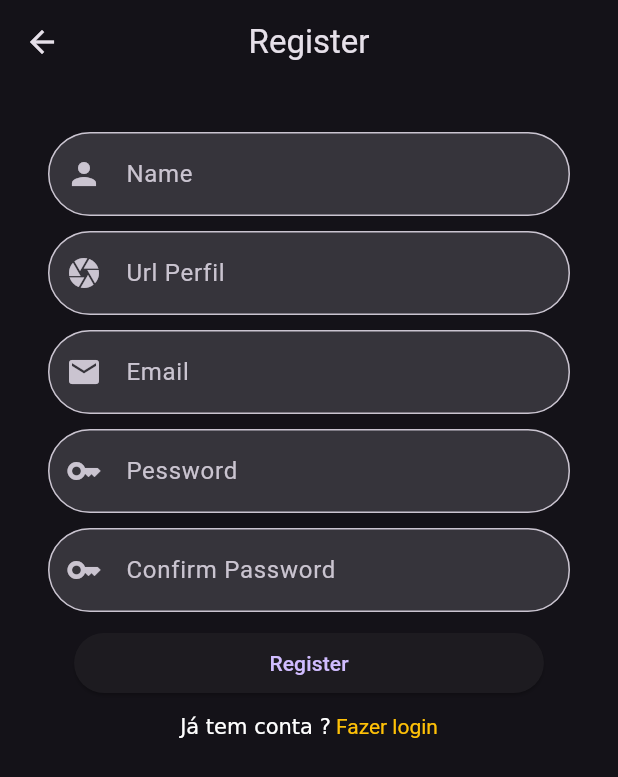
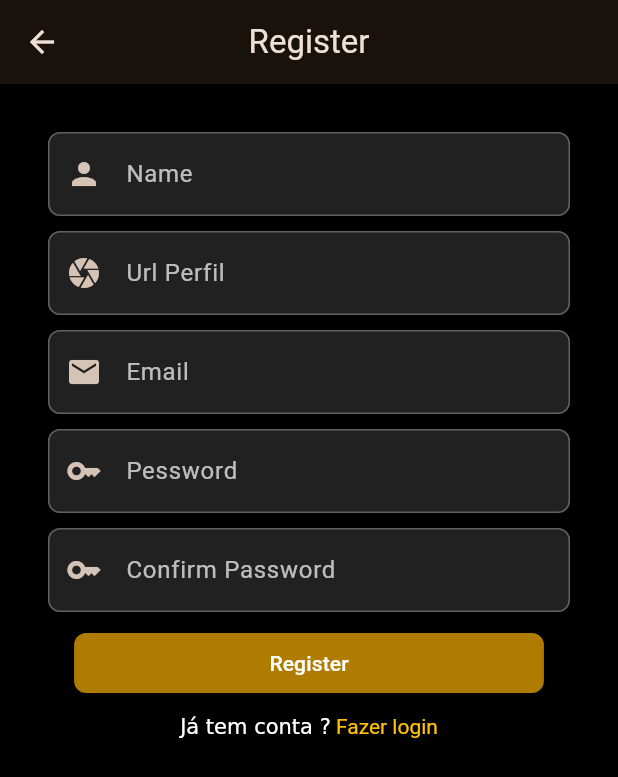
Before and after one commit to R0nald0/chat-app, a Flutter app: the screen it shows after launch, after a tap on an icon or button, on a phone screen of 412 x 824 dp. Shown: the top 777 px of the screen. Run offline on Flutter 3.47's test engine with Material 3 defaults, Android fonts, the phone set to English and light mode, and no system bars; our stand-ins replace bloc, dio, flutter_bloc, flutter_secure_storage, get_it, loading_animation_widget and 4 more; missing offline and left inert: validatorless; network calls fail.

Commit message:
criado splah screen,verificação de usuário loga,redirecionamento automátioca para home,alterado readm.me,adicionado logo do app

```diff
--- a/lib/src/app/core/constants/chat_constants.dart
+++ b/lib/src/app/core/constants/chat_constants.dart
@@ -1,6 +1,16 @@
+
+import 'dart:ui';
 
 class ChatConstants {
   static const KEY_SECURITY = 'chat32';
   static const PREF_KEY ='user_key';
    static const BASE_URL = 'http://10.0.2.2:3000';
+   static const LOGO_APP = 'assets/images/logo_chat_app.png';
 }
+
+sealed class ColorsConstantes{
+  static const brow = Color(0xFFB07B01);
+  static const grey = Color(0xFF999999);
+  static const greyLight = Color(0xFFE6E2E9);
+  static const red = Color(0xFFEB1212);
+}
--- a/lib/src/app/core/provider/service_locator.dart
+++ b/lib/src/app/core/provider/service_locator.dart
@@ -1,5 +1,3 @@
-
-
 import 'package:chat/src/app/core/services/chat_service_sockte.dart';
 import 'package:chat/src/app/data/datasource/chat_auth_rest_client.dart';
 import 'package:chat/src/app/data/datasource/chat_conversation_rest_client.dart';
@@ -25,6 +23,7 @@ import 'package:chat/src/app/domain/usecase/find_my_contacts.dart';
 import 'package:chat/src/app/domain/usecase/find_my_use_case.dart';
 import 'package:chat/src/app/domain/usecase/find_short_videos.dart';
 import 'package:chat/src/app/domain/usecase/login_use_case.dart';
+import 'package:chat/src/app/domain/usecase/lout_use_case.dart';
 import 'package:chat/src/app/domain/usecase/received_message_user_case.dart';
 import 'package:chat/src/app/domain/usecase/register_use_case.dart';
 import 'package:chat/src/app/domain/usecase/send_message_use_case.dart';
@@ -32,6 +31,7 @@ import 'package:chat/src/app/presentation/features/auth/bloc/auth_cubit.dart';
 import 'package:chat/src/app/presentation/features/contacts/bloc/contact_cubit.dart';
 import 'package:chat/src/app/presentation/features/conversation/bloc/conversation_cubit.dart';
 import 'package:chat/src/app/presentation/features/home/bloc/home_cubit.dart';
+import 'package:chat/src/app/presentation/features/splashcreen/bloc/splash_screen_bloc.dart';
 import 'package:chat/src/app/presentation/features/story/bloc/story_cubit.dart';
 import 'package:flutter_secure_storage/flutter_secure_storage.dart';
 import 'package:get_it/get_it.dart';
@@ -39,10 +39,11 @@ import 'package:get_it/get_it.dart';
 final getIt = GetIt.instance;
 
 void setup() {
-  getIt.registerLazySingleton(()=> FlutterSecureStorage());
-  getIt.registerLazySingleton(() => ChatConversationRestClient(
-    storage: getIt.get<FlutterSecureStorage>()
-  ));
+  getIt.registerLazySingleton(() => FlutterSecureStorage());
+  getIt.registerLazySingleton(
+    () =>
+        ChatConversationRestClient(storage: getIt.get<FlutterSecureStorage>()),
+  );
 
   getIt.registerLazySingleton<ConversationRepository>(
     () => ConversationRepositoryImpl(
@@ -50,10 +51,16 @@ void setup() {
     ),
   );
 
+  getIt.registerLazySingleton(
+    () => LogoutUseCase(authRepository: getIt.get<AuthRepository>()),
+  );
   //Auth
   getIt.registerLazySingleton(() => ChatAuthRestClient());
   getIt.registerLazySingleton<AuthRepository>(
-    () => AuthRepositoryImpl(chatRestClient: getIt.get<ChatAuthRestClient>(), storage:  getIt.get<FlutterSecureStorage>()),
+    () => AuthRepositoryImpl(
+      chatRestClient: getIt.get<ChatAuthRestClient>(),
+      storage: getIt.get<FlutterSecureStorage>(),
+    ),
   );
   getIt.registerLazySingleton(
     () => LoginUseCase(authRepository: getIt.get<AuthRepository>()),
@@ -64,40 +71,39 @@ void setup() {
 
   getIt.registerLazySingleton(
     () => AuthCubit(
+      logoutUseCse: getIt.get<LogoutUseCase>(),
       loginUseCase: getIt.get<LoginUseCase>(),
       registrtUseCase: getIt.get<RegisterUseCase>(),
     ),
   );
 
   //Contact
-  getIt.registerLazySingleton(() => ChatUserRestClient(storage: getIt.get<FlutterSecureStorage>()));
+  getIt.registerLazySingleton(
+    () => ChatUserRestClient(storage: getIt.get<FlutterSecureStorage>()),
+  );
 
   getIt.registerLazySingleton<UserRepository>(
     () => UserRepositoryImpl(userRestClient: getIt.get<ChatUserRestClient>()),
   );
   getIt.registerLazySingleton(
-    () => FindByEmailUseCase(
-      userRepository: getIt.get<UserRepository>(),
-    ),
+    () => FindByEmailUseCase(userRepository: getIt.get<UserRepository>()),
   );
 
   getIt.registerLazySingleton(
     () => FindMyContacts(
-      findMyUseCase: getIt.get<FindMyUseCase>() ,
+      findMyUseCase: getIt.get<FindMyUseCase>(),
       userRepository: getIt.get<UserRepository>(),
     ),
   );
   getIt.registerLazySingleton(
-    () => AddContact(
-      userRepository: getIt.get<UserRepository>(),
-    ),
+    () => AddContact(userRepository: getIt.get<UserRepository>()),
   );
 
   getIt.registerLazySingleton(
     () => ContactCubit(
       findByEmail: getIt.get<FindByEmailUseCase>(),
-     findMyContacts:   getIt.get<FindMyContacts>(),
-     addContact: getIt.get<AddContact>()
+      findMyContacts: getIt.get<FindMyContacts>(),
+      addContact: getIt.get<AddContact>(),
     ),
   );
 
@@ -110,52 +116,67 @@ void setup() {
   );
 
   getIt.registerLazySingleton(
-    () => HomeCubit(
-     conversationUseCase: getIt.get<ConversationUseCase>()
-    ),
+    () => HomeCubit(conversationUseCase: getIt.get<ConversationUseCase>()),
   );
   //COnversation
 
-  getIt.registerLazySingleton(() => ChatMessageDataSouce(
-    sercureStorage: getIt.get<FlutterSecureStorage>()
-  ));
+  getIt.registerLazySingleton(
+    () =>
+        ChatMessageDataSouce(sercureStorage: getIt.get<FlutterSecureStorage>()),
+  );
 
   getIt.registerLazySingleton(() => ChatServiceSockte());
 
-  getIt.registerLazySingleton<MessageRepository>(() => MessageRepositoryImpl(
+  getIt.registerLazySingleton<MessageRepository>(
+    () => MessageRepositoryImpl(
       chatMessageDataSouce: getIt.get<ChatMessageDataSouce>(),
-  ));
+    ),
+  );
 
+  getIt.registerLazySingleton(
+    () => FindAllMessageUseCase(
+      messageRepository: getIt.get<MessageRepository>(),
+    ),
+  );
+  getIt.registerLazySingleton<FindMyRepository>(() => FindMyRepositoryImpl());
+  getIt.registerLazySingleton(
+    () => FindMyUseCase(findMyRepositorr: getIt.get<FindMyRepository>()),
+  );
 
-
-   getIt.registerLazySingleton(() => FindAllMessageUseCase(
-    messageRepository: getIt.get<MessageRepository>()
-  ));
-   getIt.registerLazySingleton<FindMyRepository>(() => FindMyRepositoryImpl());
-   getIt.registerLazySingleton(() => FindMyUseCase(
-    findMyRepositorr: getIt.get<FindMyRepository>()
-  ));
-
-  getIt.registerLazySingleton(() => ReceivedMessageUserCase(
-    messageRepository: getIt.get<MessageRepository>()
-  ));
-   getIt.registerLazySingleton(() => SendMessageUseCase(
-    messageRepository: getIt.get<MessageRepository>()
-  ));
+  getIt.registerLazySingleton(
+    () => ReceivedMessageUserCase(
+      messageRepository: getIt.get<MessageRepository>(),
+    ),
+  );
+  getIt.registerLazySingleton(
+    () => SendMessageUseCase(messageRepository: getIt.get<MessageRepository>()),
+  );
 
   getIt.registerLazySingleton(
     () => ConversationCubit(
       findAllMessageUseCase: getIt.get<FindAllMessageUseCase>(),
       findMyUseCase: getIt.get<FindMyUseCase>(),
       receivedMessageUseCase: getIt.get<ReceivedMessageUserCase>(),
-     sendMessageUseCase: getIt.get<SendMessageUseCase>()
+      sendMessageUseCase: getIt.get<SendMessageUseCase>(),
     ),
   );
 
-
   //Story
 
-getIt.registerLazySingleton<ShortVideoRepository>(() =>VideosShortsRepository());
-getIt.registerLazySingleton(() => FindShortVideos(shortVideoRepository: getIt.get<ShortVideoRepository>()));
-getIt.registerLazySingleton(()=>StoryCubit(findShortVIdeos: getIt.get<FindShortVideos>()));
+  getIt.registerLazySingleton<ShortVideoRepository>(
+    () => VideosShortsRepository(),
+  );
+  getIt.registerLazySingleton(
+    () => FindShortVideos(
+      shortVideoRepository: getIt.get<ShortVideoRepository>(),
+    ),
+  );
+  getIt.registerLazySingleton(
+    () => StoryCubit(findShortVIdeos: getIt.get<FindShortVideos>()),
+  );
+
+  //SplashScreen
+  getIt.registerLazySingleton(
+    () => SplashScreenBloc(findMyUseCase: getIt.get<FindMyUseCase>()),
+  );
 }
--- /dev/null
+++ b/lib/src/app/core/ui/theme/chat_app_them.dart
@@ -0,0 +1,67 @@
+import 'package:chat/src/app/core/constants/chat_constants.dart';
+import 'package:flutter/material.dart';
+
+sealed class ChatAppTheme {
+  static const _defaultInputBorder = OutlineInputBorder(
+    borderRadius: BorderRadius.all(Radius.circular(8)),
+  );
+
+  /// Tema claro
+  static final light = ThemeData(
+    useMaterial3: true,
+    brightness: Brightness.light,
+    scaffoldBackgroundColor: Colors.white,
+    colorScheme: ColorScheme.fromSeed(seedColor: Colors.orange),
+    inputDecorationTheme: InputDecorationTheme(
+      filled: true,
+      fillColor: Colors.white,
+      labelStyle: const TextStyle(color: Colors.grey),
+      border: _defaultInputBorder,
+      enabledBorder: _defaultInputBorder,
+      focusedBorder: _defaultInputBorder,
+      errorBorder: _defaultInputBorder.copyWith(
+        borderSide: const BorderSide(color: Colors.red),
+      ),
+    ),
+  );
+
+  /// Tema escuro
+  static final dark = ThemeData(
+    useMaterial3: true,
+    brightness: Brightness.dark,
+    scaffoldBackgroundColor: Colors.black,
+    colorScheme: ColorScheme.fromSeed(
+      seedColor: Colors.orange,
+      brightness: Brightness.dark,
+    ),
+    inputDecorationTheme: InputDecorationTheme(
+      filled: true,
+      fillColor: Colors.grey[900],
+      labelStyle: const TextStyle(color: Colors.white70),
+      border: _defaultInputBorder,
+      errorMaxLines: 1,
+      errorStyle: TextStyle(
+        color: Colors.red
+      ),
+      enabledBorder: _defaultInputBorder.copyWith(
+        borderSide: BorderSide(color: Colors.grey[700]!),
+      ),
+      focusedBorder: _defaultInputBorder.copyWith(
+        borderSide: const BorderSide(color: Colors.orange),
+      ),
+      errorBorder: _defaultInputBorder.copyWith(
+        borderSide: const BorderSide(color: Colors.redAccent),
+      ),
+    ),
+
+     elevatedButtonTheme: ElevatedButtonThemeData(
+      style: ElevatedButton.styleFrom(
+        foregroundColor: Colors.white,
+        shape: RoundedRectangleBorder(
+          borderRadius: BorderRadius.circular(8)
+        ),
+        backgroundColor: ColorsConstantes.brow
+      )
+    ),
+  );
+}
--- a/lib/src/app/domain/repository/auth_repository.dart
+++ b/lib/src/app/domain/repository/auth_repository.dart
@@ -4,5 +4,6 @@ abstract interface class AuthRepository {
 
   Future<String> register( ({String email ,String name ,String password,String passwordConfirmation,String imageUrl}) data);
   Future<User> login(({String email, String password}) data);
+  Future<User?> logout();
 
 }
--- /dev/null
+++ b/lib/src/app/domain/usecase/lout_use_case.dart
@@ -0,0 +1,9 @@
+
+import 'package:chat/src/app/domain/model/user.dart';
+import 'package:chat/src/app/domain/repository/auth_repository.dart';
+
+class LogoutUseCase {
+  final AuthRepository _authRepository;
+  LogoutUseCase({required AuthRepository authRepository}):_authRepository = authRepository;
+  Future<User?> call() => _authRepository.logout();
+}
--- a/lib/src/app/presentation/features/auth/bloc/auth_cubit.dart
+++ b/lib/src/app/presentation/features/auth/bloc/auth_cubit.dart
@@ -1,4 +1,5 @@
 import 'package:chat/src/app/domain/usecase/login_use_case.dart';
+import 'package:chat/src/app/domain/usecase/lout_use_case.dart';
 import 'package:chat/src/app/domain/usecase/register_use_case.dart';
 import 'package:chat/src/app/presentation/features/auth/bloc/auth_state.dart';
 import 'package:flutter_bloc/flutter_bloc.dart';
@@ -8,11 +9,14 @@ import '../../../../core/exceptions/repository_exception.dart';
 class AuthCubit extends Cubit<AuthState> {
   final LoginUseCase _loginUseCase;
   final RegisterUseCase _registerUseCase;
+  final LogoutUseCase _logoutUseCase;
   AuthCubit({
     required LoginUseCase loginUseCase,
     required RegisterUseCase registrtUseCase,
+    required LogoutUseCase logoutUseCse
   }) : _loginUseCase = loginUseCase,
        _registerUseCase = registrtUseCase,
+       _logoutUseCase =logoutUseCse,
        super(AuthState.initial());
 
   Future<void> login(String email, String password) async {
@@ -62,4 +66,14 @@ class AuthCubit extends Cubit<AuthState> {
       );
     }
   }
+
+  Future<void> logout()async {
+    try {
+       emit(state.copyWith(status: AuthStatus.loading));
+      final nullUser = await _logoutUseCase();
+      emit(state.copyWith(status: AuthStatus.success,user: null));
+    }on RepositoryException catch (e) {
+       emit(state.copyWith(status: AuthStatus.error,message:() => e.message ?? 'Erro ao deslogar usuário'));
+    }
+  }
 }
--- a/lib/src/app/presentation/features/auth/login_page.dart
+++ b/lib/src/app/presentation/features/auth/login_page.dart
@@ -1,3 +1,4 @@
+import 'package:chat/src/app/core/constants/chat_constants.dart';
 import 'package:chat/src/app/core/message/chat_message.dart';
 import 'package:chat/src/app/core/provider/service_locator.dart';
 import 'package:chat/src/app/core/ui/widgets/chat_loader.dart';
@@ -36,13 +37,14 @@ class _LoginPageState extends State<LoginPage> {
       body: Center(
         child: SingleChildScrollView(
           child: Padding(
-            padding: const EdgeInsets.all(32.0),
+            padding: const EdgeInsets.symmetric(horizontal: 30),
             child: Form(
               key: _formkey,
               child: Column(
                 mainAxisAlignment: MainAxisAlignment.center,
                 spacing: 15,
                 children: [
+                  Image.asset(ChatConstants.LOGO_APP,scale: 5,),
                   ChatTextField(
                     keyboardType: TextInputType.emailAddress,
                     validator: Validatorless.multiple([
@@ -64,7 +66,7 @@ class _LoginPageState extends State<LoginPage> {
                     ]),
                     controller: _passwordController,
                     icon: Icons.key,
-                    label: 'Pessword',
+                    label: 'Password',
                   ),
 
                   BlocConsumer<AuthCubit, AuthState>(
--- a/lib/src/app/presentation/features/auth/register_page.dart
+++ b/lib/src/app/presentation/features/auth/register_page.dart
@@ -191,6 +191,7 @@ class ChatTextField extends StatelessWidget {
       controller: controller,
       validator:validator,
       decoration: InputDecoration(
+
         prefixIcon: Icon(icon),
         label: Text(label),
         filled: true,
--- /dev/null
+++ b/lib/src/app/presentation/features/splashcreen/bloc/splash_screen_bloc.dart
@@ -0,0 +1,29 @@
+import 'package:chat/src/app/core/exceptions/user_not_found.dart';
+import 'package:chat/src/app/domain/usecase/find_my_use_case.dart';
+import 'package:chat/src/app/presentation/features/splashcreen/bloc/splash_screen_state.dart';
+import 'package:flutter_bloc/flutter_bloc.dart';
+
+class SplashScreenBloc extends Cubit<SplashScreenState> {
+  final FindMyUseCase _findMyUseCase;
+  SplashScreenBloc({required FindMyUseCase findMyUseCase})
+    : _findMyUseCase = findMyUseCase,
+      super(SplashScreenState.initial());
+
+  Future<void> verifyUserOn() async {
+    try {
+      emit(state.copyWith(status: SplashScreenStatus.loading));
+     await Future.delayed(Duration(seconds: 3));
+      final user = await _findMyUseCase();
+      emit(
+        state.copyWith(status: SplashScreenStatus.success, user: () => user),
+      );
+    } on UserNotFound {
+      emit(
+        state.copyWith(
+          status: SplashScreenStatus.erro,
+          message: () => "Usuário nao ecncorado",
+        ),
+      );
+    }
+  }
+}
--- /dev/null
+++ b/lib/src/app/presentation/features/splashcreen/bloc/splash_screen_state.dart
@@ -0,0 +1,27 @@
+import 'package:flutter/widgets.dart';
+
+import 'package:chat/src/app/domain/model/user.dart';
+
+enum SplashScreenStatus { loading, initial, erro, success }
+
+class SplashScreenState {
+  final SplashScreenStatus status;
+  final User? user;
+  final String? message;
+
+   SplashScreenState.initial():this(status: SplashScreenStatus.initial);
+
+  SplashScreenState({required this.status, this.user, this.message});
+
+  SplashScreenState copyWith({
+    SplashScreenStatus? status,
+    ValueGetter<User?>? user,
+    ValueGetter<String?>? message,
+  }) {
+    return SplashScreenState(
+      status: status ?? this.status,
+      user: user != null ? user() : this.user,
+      message: message != null ? message() : this.message,
+    );
+  }
+}
--- /dev/null
+++ b/lib/src/app/presentation/features/splashcreen/splash_screen_page.dart
@@ -0,0 +1,41 @@
+import 'package:chat/src/app/core/constants/chat_constants.dart';
+import 'package:chat/src/app/core/provider/service_locator.dart';
+import 'package:chat/src/app/core/ui/widgets/chat_loader.dart';
+import 'package:chat/src/app/presentation/features/splashcreen/bloc/splash_screen_bloc.dart';
+import 'package:chat/src/app/presentation/features/splashcreen/bloc/splash_screen_state.dart';
+import 'package:flutter/material.dart';
+import 'package:flutter_bloc/flutter_bloc.dart';
+
+class SplashScreenPage extends StatelessWidget {
+ final splashBloc = getIt.get<SplashScreenBloc>()..verifyUserOn();
+   SplashScreenPage({super.key});
+
+  @override
+  Widget build(BuildContext context) {
+    return Scaffold(
+      body: SizedBox.expand(
+        child: BlocListener<SplashScreenBloc, SplashScreenState>(
+          bloc:splashBloc ,
+          listener: (context, state) {
+             if (state.status ==SplashScreenStatus.erro) {
+               Navigator.of(context).pushNamedAndRemoveUntil('/login', (_) => false);
+             }
+             if (state.status ==SplashScreenStatus.success) {
+               Navigator.of(context).pushNamedAndRemoveUntil('/mainvaigation', (_) => false);
+             }
+          },
+          child: Column(
+            crossAxisAlignment: CrossAxisAlignment.center,
+            mainAxisAlignment: MainAxisAlignment.center,
+            children: [
+              Image.asset(ChatConstants.LOGO_APP, scale: 4),
+              Text('Loading...', style: TextStyle(fontSize: 17)),
+              SizedBox(height: 10),
+              ChatLoader(size: 70),
+            ],
+          ),
+        ),
+      ),
+    );
+  }
+}
--- a/lib/src/chat_main_widget.dart
+++ b/lib/src/chat_main_widget.dart
@@ -1,7 +1,9 @@
+import 'package:chat/src/app/core/ui/theme/chat_app_them.dart';
 import 'package:chat/src/app/domain/model/conversation.dart';
 import 'package:chat/src/app/presentation/features/auth/login_page.dart';
 import 'package:chat/src/app/presentation/features/auth/register_page.dart';
 import 'package:chat/src/app/presentation/features/conversation/conversation_page.dart';
+import 'package:chat/src/app/presentation/features/splashcreen/splash_screen_page.dart';
 import 'package:chat/src/app/presentation/main_navigation.dart';
 import 'package:flutter/material.dart';
 
@@ -13,9 +15,10 @@ class ChatMainWidget extends StatelessWidget {
    Widget build(BuildContext context) {
        return  MaterialApp(
       title: 'Flutter Demo',
-      theme: ThemeData.dark(),
-      initialRoute: '/login',
+      theme: ChatAppTheme.dark,
+      initialRoute: '/splash-screen',
       routes: {
+        '/splash-screen' : (context) => SplashScreenPage(),
         '/login' : (context) => LoginPage(),
         '/register' : (context) => RegisterPage(),
         '/mainvaigation' : (context) => MainNavigation(),
--- a/pubspec.yaml
+++ b/pubspec.yaml
@@ -71,8 +71,8 @@ flutter:
   uses-material-design: true
 
   # To add assets to your application, add an assets section, like this:
-  # assets:
-  #   - images/a_dot_burr.jpeg
+  assets:
+     - assets/images/logo_chat_app.png
   #   - images/a_dot_ham.jpeg
 
   # An image asset can refer to one or more resolution-specific "variants", see
```
Also changed, not shown: lib/src/app/data/dto/video_dto.dart (added, +73 -0 lines), lib/src/app/data/repository/auth_repository_impl.dart (+45 -11 lines), lib/src/app/presentation/features/home/home_page.dart (+76 -42 lines), assets/images/logo_chat_app.png (added), 1 other file. Lines whose indentation alone changed are shown as unchanged.
